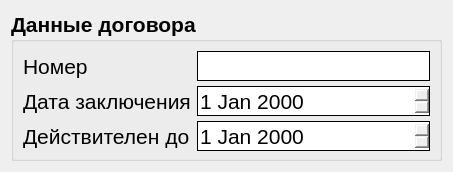
The window that vet/vetclient/src/ui/add_contract.ui (Painted-Black/BMSTU-DB-CourseWork) describes before a commit, drawn with Qt 5.
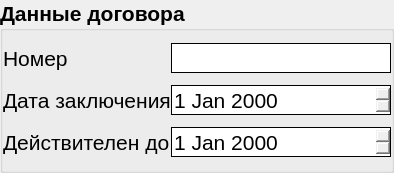
The same window after the commit.

What changed in the file:
```diff
--- a/vet/vetclient/src/ui/add_contract.ui
+++ b/vet/vetclient/src/ui/add_contract.ui
@@ -6,15 +6,30 @@
    <rect>
 	<x>0</x>
 	<y>0</y>
-	<width>453</width>
-	<height>172</height>
+    <width>394</width>
+    <height>173</height>
    </rect>
   </property>
   <property name="windowTitle">
    <string>Добавление договора</string>
   </property>
-  <layout class="QGridLayout" name="gridLayout">
-   <item row="0" column="0">
+  <layout class="QVBoxLayout" name="verticalLayout">
+   <property name="spacing">
+    <number>0</number>
+   </property>
+   <property name="leftMargin">
+    <number>0</number>
+   </property>
+   <property name="topMargin">
+    <number>0</number>
+   </property>
+   <property name="rightMargin">
+    <number>0</number>
+   </property>
+   <property name="bottomMargin">
+    <number>0</number>
+   </property>
+   <item>
 	<widget class="QGroupBox" name="contract_groupBox">
 	 <property name="minimumSize">
 	  <size>
@@ -32,30 +47,22 @@
 	 <property name="title">
 	  <string>Данные договора</string>
 	 </property>
-	 <layout class="QGridLayout" name="gridLayout_2">
-	  <item row="1" column="1">
-	   <widget class="QDateEdit" name="conclusion_dateEdit">
-		<property name="minimumSize">
-		 <size>
-		  <width>0</width>
-		  <height>30</height>
-		 </size>
-		</property>
-		<property name="font">
-		 <font>
-		  <weight>50</weight>
-		  <bold>false</bold>
-		 </font>
-		</property>
-		<property name="styleSheet">
-		 <string notr="true"> QDateEdit {
-	  border-width: 1px;
-	  border-style: solid;
-	  border-radius: 0px;
-  }</string>
-		</property>
-	   </widget>
-	  </item>
+     <layout class="QGridLayout" name="gridLayout">
+      <property name="leftMargin">
+       <number>0</number>
+      </property>
+      <property name="topMargin">
+       <number>0</number>
+      </property>
+      <property name="rightMargin">
+       <number>0</number>
+      </property>
+      <property name="bottomMargin">
+       <number>0</number>
+      </property>
+      <property name="spacing">
+       <number>0</number>
+      </property>
 	  <item row="0" column="0">
 	   <widget class="QLabel" name="num_text_label">
 		<property name="minimumSize">
@@ -76,22 +83,16 @@
 		</property>
 	   </widget>
 	  </item>
-	  <item row="2" column="1">
-	   <widget class="QDateEdit" name="valid_to_dateEdit">
+      <item row="0" column="1">
+       <widget class="QLineEdit" name="num_le">
 		<property name="minimumSize">
 		 <size>
 		  <width>0</width>
 		  <height>30</height>
 		 </size>
 		</property>
-		<property name="font">
-		 <font>
-		  <weight>50</weight>
-		  <bold>false</bold>
-		 </font>
-		</property>
 		<property name="styleSheet">
-		 <string notr="true"> QDateEdit {
+         <string notr="true"> QLineEdit {
 	  border-width: 1px;
 	  border-style: solid;
 	  border-radius: 0px;
@@ -118,6 +119,29 @@
 		</property>
 	   </widget>
 	  </item>
+      <item row="1" column="1">
+       <widget class="QDateEdit" name="conclusion_de">
+        <property name="minimumSize">
+         <size>
+          <width>0</width>
+          <height>30</height>
+         </size>
+        </property>
+        <property name="font">
+         <font>
+          <weight>50</weight>
+          <bold>false</bold>
+         </font>
+        </property>
+        <property name="styleSheet">
+         <string notr="true"> QDateEdit {
+	  border-width: 1px;
+	  border-style: solid;
+	  border-radius: 0px;
+  }</string>
+        </property>
+       </widget>
+      </item>
 	  <item row="2" column="0">
 	   <widget class="QLabel" name="valid_to_label">
 		<property name="minimumSize">
@@ -137,16 +161,22 @@
 		</property>
 	   </widget>
 	  </item>
-	  <item row="0" column="1">
-	   <widget class="QLineEdit" name="lineEdit">
+      <item row="2" column="1">
+       <widget class="QDateEdit" name="valid_to_de">
 		<property name="minimumSize">
 		 <size>
 		  <width>0</width>
 		  <height>30</height>
 		 </size>
 		</property>
+        <property name="font">
+         <font>
+          <weight>50</weight>
+          <bold>false</bold>
+         </font>
+        </property>
 		<property name="styleSheet">
-		 <string notr="true"> QLineEdit {
+         <string notr="true"> QDateEdit {
 	  border-width: 1px;
 	  border-style: solid;
 	  border-radius: 0px;
```
Lines whose indentation alone changed are shown as unchanged.
